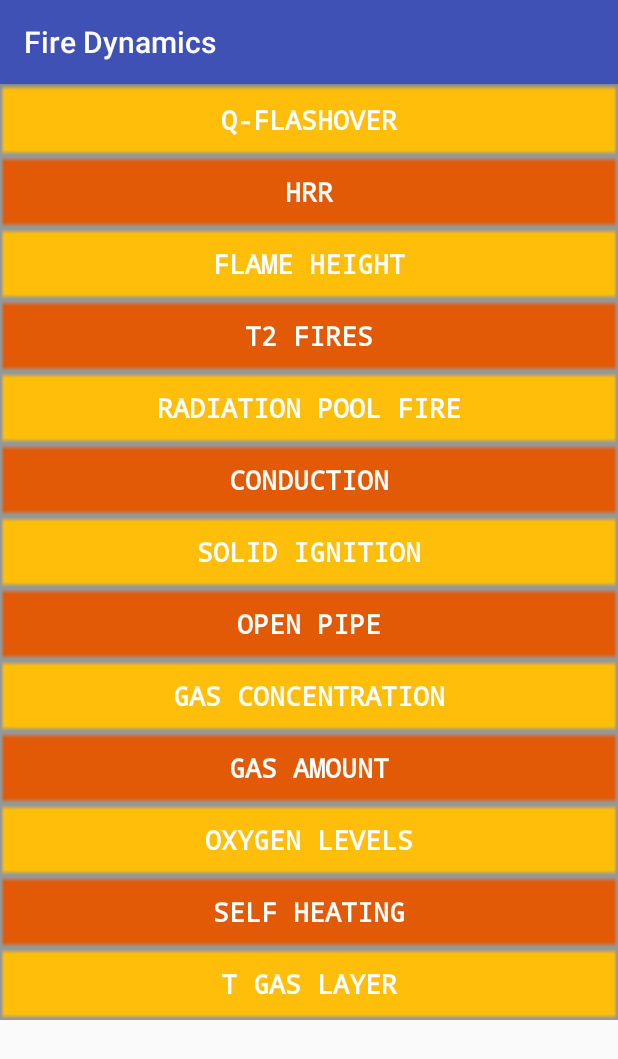
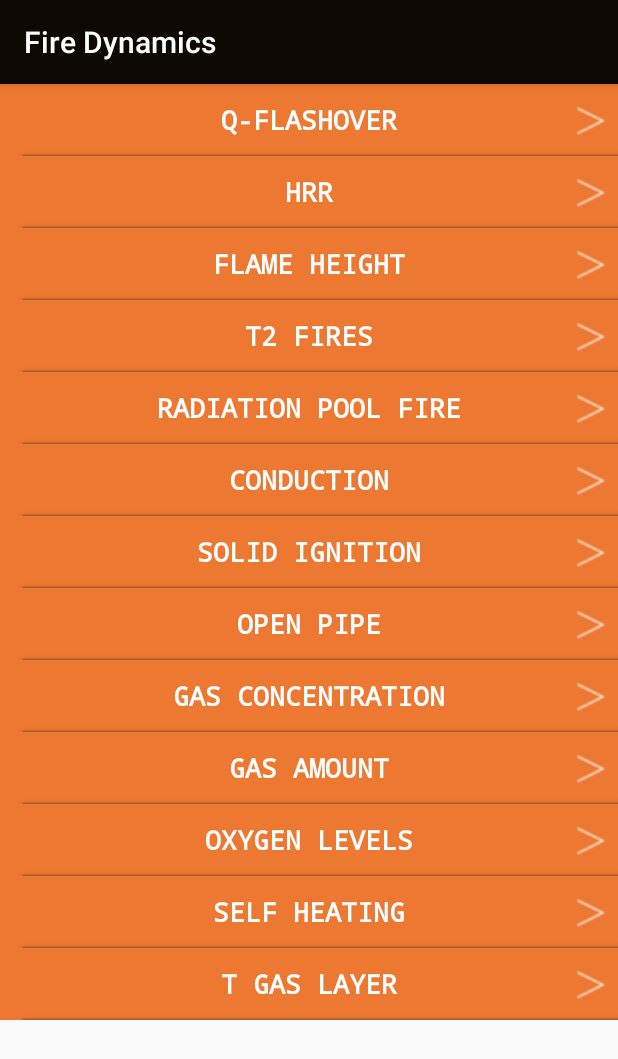
Before and after one commit to msrusse/FireDynamics, an Android app: the screen it shows after launch (MainActivity), on a phone screen of 412 x 824 dp. Shown: the top 1059 px of the screen. Run offline under Robolectric (Android 15) with nearby library versions, the phone set to English and light mode, and no system bars.

Commit message:
Changes the buttons for the selection page

```diff
--- a/app/src/main/AndroidManifest.xml
+++ b/app/src/main/AndroidManifest.xml
@@ -5,9 +5,9 @@
     <application
         android:allowBackup="true"
         android:icon="@mipmap/app_icon"
-        android:label="@string/app_name"
         android:roundIcon="@mipmap/app_icon"
         android:supportsRtl="true"
+        android:label="@string/app_name"
         android:theme="@style/AppTheme">
         <activity android:name=".MainActivity">
         </activity>
--- a/app/src/main/res/layout/activity_main.xml
+++ b/app/src/main/res/layout/activity_main.xml
@@ -16,7 +16,7 @@
             android:layout_width="match_parent"
             android:layout_height="0dp"
             android:layout_weight="1"
-            android:background="@drawable/firedynamics_light_select"
+            android:background="@drawable/main_button"
             android:fontFamily="monospace"
             android:text="@string/flashover"
             android:textColor="@android:color/background_light"
@@ -30,7 +30,7 @@
             android:layout_width="match_parent"
             android:layout_height="0dp"
             android:layout_weight="1"
-            android:background="@drawable/firedynamics_dark_select"
+            android:background="@drawable/main_button"
             android:fontFamily="monospace"
             android:text="@string/hrr"
             android:textColor="@android:color/background_light"
@@ -44,7 +44,7 @@
             android:layout_width="match_parent"
             android:layout_height="0dp"
             android:layout_weight="1"
-            android:background="@drawable/firedynamics_light_select"
+            android:background="@drawable/main_button"
             android:fontFamily="monospace"
             android:text="@string/flame_height"
             android:textColor="@android:color/background_light"
@@ -58,7 +58,7 @@
             android:layout_width="match_parent"
             android:layout_height="0dp"
             android:layout_weight="1"
-            android:background="@drawable/firedynamics_dark_select"
+            android:background="@drawable/main_button"
             android:fontFamily="monospace"
             android:text="@string/t2_fires"
             android:textColor="@android:color/background_light"
@@ -72,7 +72,7 @@
             android:layout_width="match_parent"
             android:layout_height="0dp"
             android:layout_weight="1"
-            android:background="@drawable/firedynamics_light_select"
+            android:background="@drawable/main_button"
             android:fontFamily="monospace"
             android:text="@string/radiation_pool"
             android:textColor="@android:color/background_light"
@@ -86,7 +86,7 @@
             android:layout_width="match_parent"
             android:layout_height="0dp"
             android:layout_weight="1"
-            android:background="@drawable/firedynamics_dark_select"
+            android:background="@drawable/main_button"
             android:fontFamily="monospace"
             android:text="@string/conduction"
             android:textColor="@android:color/background_light"
@@ -100,7 +100,7 @@
             android:layout_width="match_parent"
             android:layout_height="0dp"
             android:layout_weight="1"
-            android:background="@drawable/firedynamics_light_select"
+            android:background="@drawable/main_button"
             android:fontFamily="monospace"
             android:text="@string/solid_ignition"
             android:textColor="@android:color/background_light"
@@ -114,7 +114,7 @@
             android:layout_width="match_parent"
             android:layout_height="0dp"
             android:layout_weight="1"
-            android:background="@drawable/firedynamics_dark_select"
+            android:background="@drawable/main_button"
             android:fontFamily="monospace"
             android:text="@string/open_pipe"
             android:textColor="@android:color/background_light"
@@ -128,7 +128,7 @@
             android:layout_width="match_parent"
             android:layout_height="0dp"
             android:layout_weight="1"
-            android:background="@drawable/firedynamics_light_select"
+            android:background="@drawable/main_button"
             android:fontFamily="monospace"
             android:text="@string/gas_conc"
             android:textColor="@android:color/background_light"
@@ -142,7 +142,7 @@
             android:layout_width="match_parent"
             android:layout_height="0dp"
             android:layout_weight="1"
-            android:background="@drawable/firedynamics_dark_select"
+            android:background="@drawable/main_button"
             android:fontFamily="monospace"
             android:text="@string/gas_amount"
             android:textColor="@android:color/background_light"
@@ -156,7 +156,7 @@
             android:layout_width="match_parent"
             android:layout_height="0dp"
             android:layout_weight="1"
-            android:background="@drawable/firedynamics_light_select"
+            android:background="@drawable/main_button"
             android:fontFamily="monospace"
             android:text="@string/oxygen_levels"
             android:textColor="@android:color/background_light"
@@ -170,7 +170,7 @@
             android:layout_width="match_parent"
             android:layout_height="0dp"
             android:layout_weight="1"
-            android:background="@drawable/firedynamics_dark_select"
+            android:background="@drawable/main_button"
             android:fontFamily="monospace"
             android:text="@string/self_heating"
             android:textColor="@android:color/background_light"
@@ -184,7 +184,7 @@
             android:layout_width="match_parent"
             android:layout_height="0dp"
             android:layout_weight="1"
-            android:background="@drawable/firedynamics_light_select"
+            android:background="@drawable/main_button"
             android:fontFamily="monospace"
             android:text="@string/t_gas_layer"
             android:textColor="@android:color/background_light"
--- a/app/src/main/res/values/colors.xml
+++ b/app/src/main/res/values/colors.xml
@@ -1,6 +1,6 @@
 <?xml version="1.0" encoding="utf-8"?>
 <resources>
-    <color name="colorPrimary">#3F51B5</color>
-    <color name="colorPrimaryDark">#303F9F</color>
+    <color name="colorPrimary">#FFFF</color>
+    <color name="colorPrimaryDark">#0D0901</color>
     <color name="colorAccent">#FF4081</color>
 </resources>
--- a/app/src/main/res/values/styles.xml
+++ b/app/src/main/res/values/styles.xml
@@ -3,7 +3,7 @@
     <!-- Base application theme. -->
     <style name="AppTheme" parent="Theme.AppCompat.Light.DarkActionBar">
         <!-- Customize your theme here. -->
-        <item name="colorPrimary">@color/colorPrimary</item>
+        <item name="colorPrimary">@color/colorPrimaryDark</item>
         <item name="colorPrimaryDark">@color/colorPrimaryDark</item>
         <item name="colorAccent">@color/colorAccent</item>
     </style>
```
Also changed, not shown: app/src/main/res/drawable-v24/main_button.png (added).
